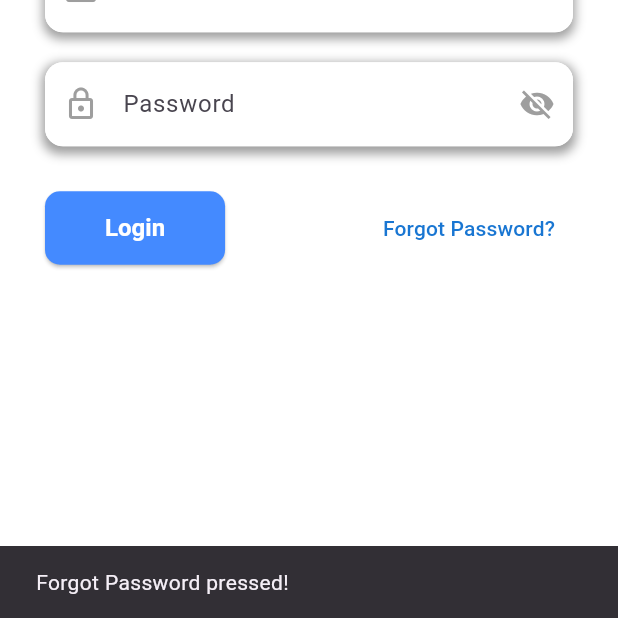
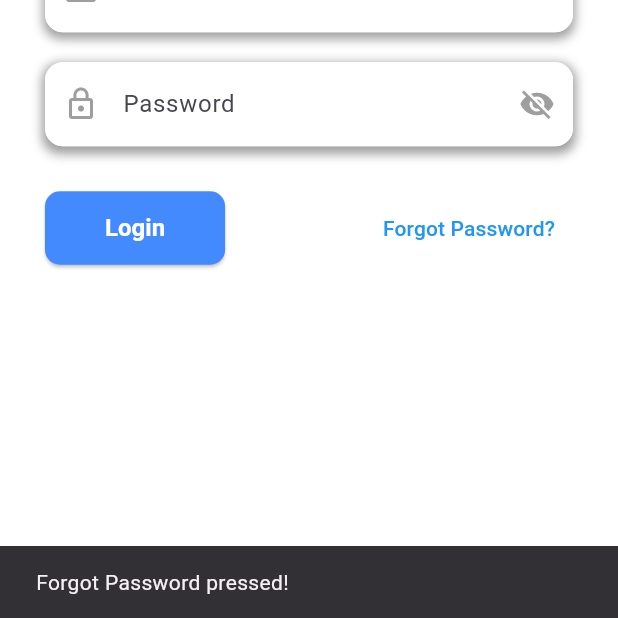
Before and after one commit to Schneidelstrom/LabTrack, a Flutter app: the screen it shows after launch, after a tap on "Forgot Password?", on a phone screen of 412 x 824 dp, the part 618-1236 px from its top. Run offline on Flutter 3.47's test engine with Material 3 defaults, Android fonts, the light colour scheme and no system bars; our stand-ins replace firebase_core; accounts and stored records are empty.

Commit message:
Update for standardization

```diff
--- a/lib/login.dart
+++ b/lib/login_page.dart
@@ -1,17 +1,4 @@
 import 'package:flutter/material.dart';
-
-class LogInPage extends StatelessWidget{
-  const LogInPage({super.key});
-
-  @override
-  Widget build(BuildContext context) {
-    return MaterialApp(
-      title: 'LabTrack',
-      debugShowCheckedModeBanner: false,
-      home: const LoginPage(),
-    );
-  }
-}
 
 class LoginPage extends StatefulWidget {
   const LoginPage({super.key});
@@ -175,7 +162,7 @@ class _LoginPageState extends State<LoginPage> {
                     },
                     child: Text(
                       'Forgot Password?',
-                      style: TextStyle(color: Colors.blue[700], fontSize: 14),
+                      style: TextStyle(color: Colors.blue, fontSize: 14),
                     ),
                   ),
                 ],
--- a/lib/main.dart
+++ b/lib/main.dart
@@ -1,4 +1,19 @@
 import 'package:flutter/material.dart';
-import 'package:labtrack/login.dart';
+import 'package:labtrack/login_page.dart';
 
-void main() => runApp(const LogInPage());
+void main(){
+  runApp(const LogInPage());
+}
+
+class LogInPage extends StatelessWidget{
+  const LogInPage({super.key});
+
+  @override
+  Widget build(BuildContext context) {
+    return MaterialApp(
+      title: 'LabTrack',
+      debugShowCheckedModeBanner: false,
+      home: const LoginPage(),
+    );
+  }
+}
```
Also changed, not shown: 1 other file.
